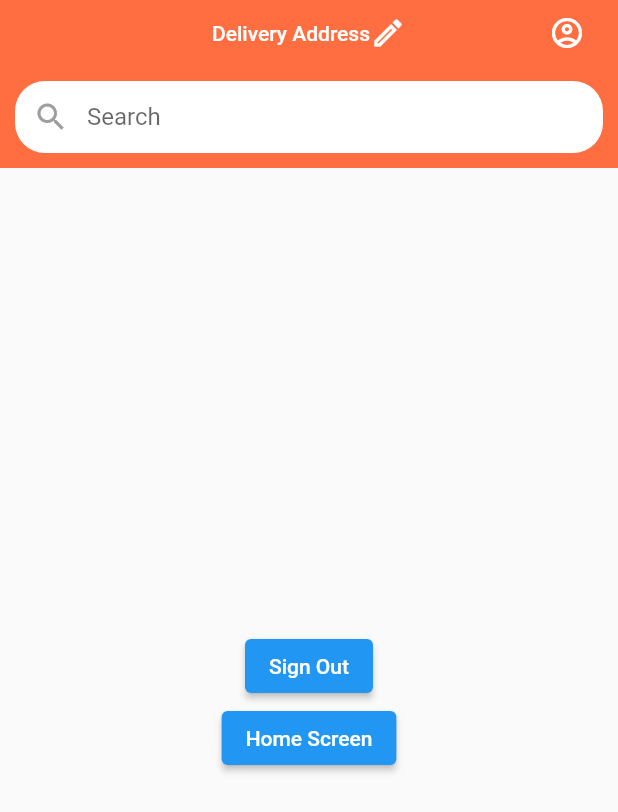
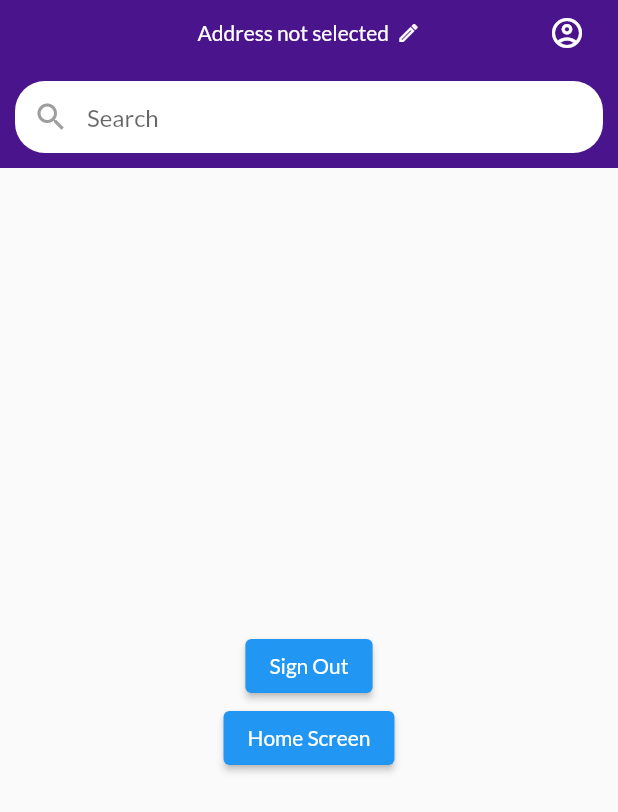
Before and after one commit to anketmanoj/sellnow, a Flutter app: the HomeScreen screen opened by its route, on a phone screen of 412 x 824 dp. Shown: the top 812 px of the screen. Run offline on Flutter 3.47's test engine with Material 2 defaults, Android fonts, the phone set to English and light mode, and no system bars; our stand-ins replace cloud_firestore, dots_indicator, firebase_auth, firebase_core, geolocator, google_fonts and 2 more; missing offline and left inert: flutter_geocoder; accounts and stored records are empty.

Commit message:
home screen edit location

```diff
--- a/lib/main.dart
+++ b/lib/main.dart
@@ -3,6 +3,7 @@ import 'dart:async';
 import 'package:firebase_auth/firebase_auth.dart';
 import 'package:firebase_core/firebase_core.dart';
 import 'package:flutter/material.dart';
+import 'package:google_fonts/google_fonts.dart';
 import 'package:provider/provider.dart';
 import 'package:sell_now/providers/auth_provider.dart';
 import 'package:sell_now/providers/locationProvider.dart';
@@ -40,7 +41,10 @@ class MyApp extends StatelessWidget {
     return MaterialApp(
       debugShowCheckedModeBanner: false,
       theme: ThemeData(
-        primaryColor: Colors.deepOrangeAccent,
+        textTheme: GoogleFonts.latoTextTheme(
+          Theme.of(context).textTheme,
+        ),
+        primaryColor: Colors.purple[900],
       ),
       initialRoute: SplashScreen.id,
       routes: {
--- a/lib/screens/home_screen.dart
+++ b/lib/screens/home_screen.dart
@@ -2,16 +2,41 @@ import 'package:firebase_auth/firebase_auth.dart';
 import 'package:flutter/material.dart';
 import 'package:provider/provider.dart';
 import 'package:sell_now/providers/auth_provider.dart';
+import 'package:sell_now/providers/locationProvider.dart';
+import 'package:sell_now/screens/mapScreen.dart';
 import 'package:sell_now/screens/welcomeScreen.dart';
+import 'package:shared_preferences/shared_preferences.dart';
 
-class HomeScreen extends StatelessWidget {
+class HomeScreen extends StatefulWidget {
   const HomeScreen({Key? key}) : super(key: key);
 
   static const String id = 'home-screen';
 
   @override
+  _HomeScreenState createState() => _HomeScreenState();
+}
+
+class _HomeScreenState extends State<HomeScreen> {
+  String? _location = '';
+  @override
+  void initState() {
+    getPrefs();
+    super.initState();
+  }
+
+  getPrefs() async {
+    SharedPreferences prefs = await SharedPreferences.getInstance();
+    String? location = prefs.getString('location');
+
+    setState(() {
+      _location = location;
+    });
+  }
+
+  @override
   Widget build(BuildContext context) {
     final auth = Provider.of<AuthProvider>(context);
+    final locationData = Provider.of<LocationProvider>(context);
     return Scaffold(
       appBar: AppBar(
         centerTitle: true,
@@ -46,24 +71,39 @@ class HomeScreen extends StatelessWidget {
               onPressed: () {},
               icon: Icon(
                 Icons.account_circle_outlined,
+                color: Colors.white,
               ),
             ),
           ),
         ],
         title: TextButton(
-          onPressed: () {},
+          onPressed: () {
+            locationData.getCurrentPosition();
+            if (locationData.permissionGranted == true) {
+              Navigator.pushNamed(context, MapScreen.id);
+            } else {
+              print("Permission not granted");
+            }
+          },
           child: Row(
             mainAxisSize: MainAxisSize.min,
             children: [
-              Text(
-                "Delivery Address",
-                style: TextStyle(
-                  color: Colors.white,
+              Flexible(
+                child: Text(
+                  _location == null ? "Address not selected" : _location!,
+                  overflow: TextOverflow.ellipsis,
+                  style: TextStyle(
+                    color: Colors.white,
+                  ),
                 ),
               ),
-              Icon(
-                Icons.edit_outlined,
-                color: Colors.white,
+              Padding(
+                padding: const EdgeInsets.only(left: 5.0),
+                child: Icon(
+                  Icons.edit_outlined,
+                  color: Colors.white,
+                  size: 16,
+                ),
               ),
             ],
           ),
--- a/lib/screens/onboard_screen.dart
+++ b/lib/screens/onboard_screen.dart
@@ -76,7 +76,7 @@ class _OnBoardScreenState extends State<OnBoardScreen> {
             activeShape: RoundedRectangleBorder(
               borderRadius: BorderRadius.circular(20),
             ),
-            activeColor: Colors.deepOrange,
+            activeColor: Theme.of(context).primaryColor,
           ),
         ),
         SizedBox(
--- a/pubspec.yaml
+++ b/pubspec.yaml
@@ -30,8 +30,10 @@ dependencies:
     sdk: flutter
   flutter_geocoder: ^0.2.2-nullsafety
   geolocator: ^7.4.0
+  google_fonts: ^2.1.0
   google_maps_flutter: ^2.0.6
   provider: ^5.0.0
+  shared_preferences: ^2.0.6
 
 dev_dependencies:
   flutter_test:
```
Also changed, not shown: lib/providers/locationProvider.dart (+9 -0 lines), lib/screens/mapScreen.dart (+7 -1 lines), lib/screens/welcomeScreen.dart (+4 -24 lines), pubspec.lock.
